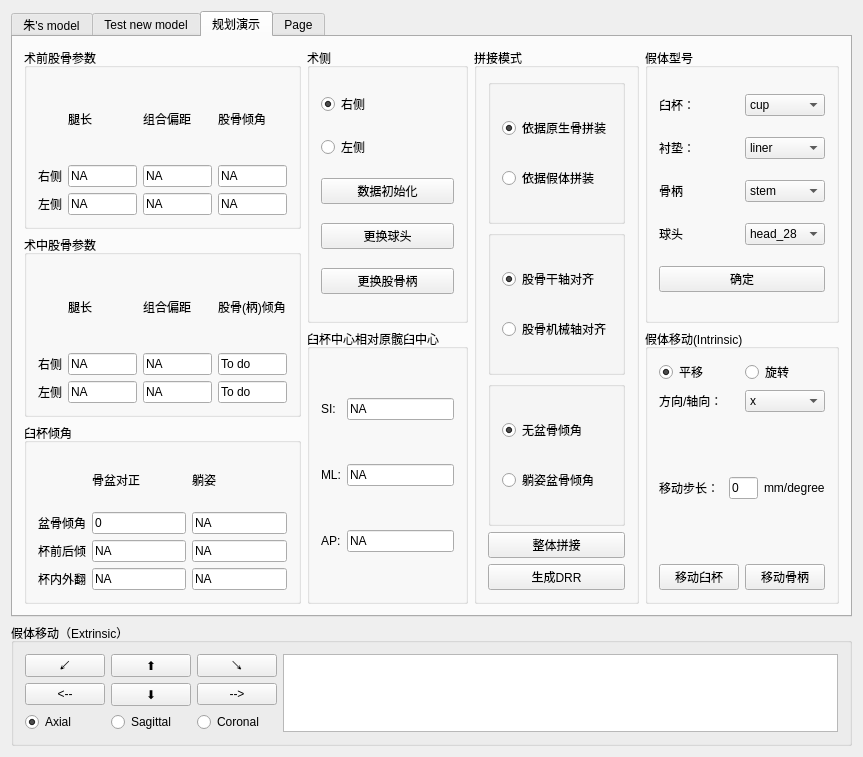
Before: the Qt Designer form Plugins/org.mitk.lancet.hipplanning/src/internal/THAPlanningControls.ui in zhaomengxiao/LancetMITK-Adition, drawn with Qt 5.
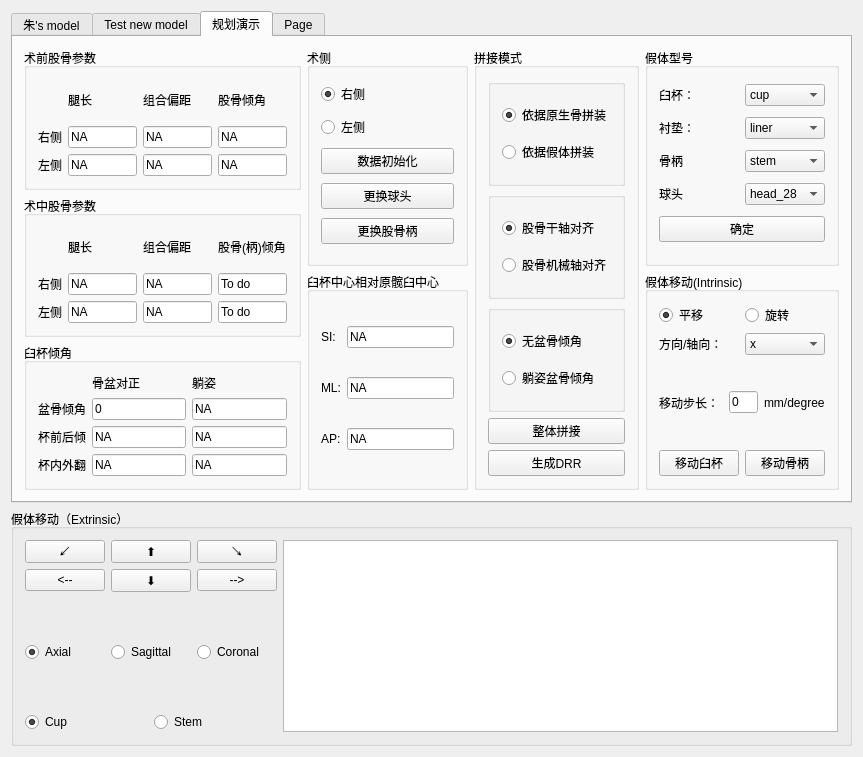
After: the same form once the commit is applied.

What changed in the file:
```diff
--- a/Plugins/org.mitk.lancet.hipplanning/src/internal/THAPlanningControls.ui
+++ b/Plugins/org.mitk.lancet.hipplanning/src/internal/THAPlanningControls.ui
@@ -1483,33 +1483,8 @@
       <string>假体移动（Extrinsic）</string>
      </property>
      <layout class="QGridLayout" name="gridLayout_18">
-      <item row="1" column="0">
-       <layout class="QHBoxLayout" name="horizontalLayout_4">
-        <item>
-         <widget class="QRadioButton" name="radioButton_axial">
-          <property name="text">
-           <string>Axial</string>
-          </property>
-          <property name="checked">
-           <bool>true</bool>
-          </property>
-         </widget>
-        </item>
-        <item>
-         <widget class="QRadioButton" name="radioButton_sagittal">
-          <property name="text">
-           <string>Sagittal</string>
-          </property>
-         </widget>
-        </item>
-        <item>
-         <widget class="QRadioButton" name="radioButton_coronal">
-          <property name="text">
-           <string>Coronal</string>
-          </property>
-         </widget>
-        </item>
-       </layout>
+      <item row="0" column="1" rowspan="4">
+       <widget class="QTextBrowser" name="textBrowser"/>
       </item>
       <item row="0" column="0">
        <layout class="QGridLayout" name="gridLayout">
@@ -1557,8 +1532,60 @@
         </item>
        </layout>
       </item>
-      <item row="0" column="1" rowspan="2">
-       <widget class="QTextBrowser" name="textBrowser"/>
+      <item row="3" column="0">
+       <layout class="QHBoxLayout" name="horizontalLayout_21">
+        <item>
+         <widget class="QRadioButton" name="radioButton_Cup">
+          <property name="text">
+           <string>Cup</string>
+          </property>
+          <property name="checked">
+           <bool>true</bool>
+          </property>
+          <property name="autoExclusive">
+           <bool>false</bool>
+          </property>
+         </widget>
+        </item>
+        <item>
+         <widget class="QRadioButton" name="radioButton_Stem">
+          <property name="text">
+           <string>Stem</string>
+          </property>
+          <property name="autoExclusive">
+           <bool>false</bool>
+          </property>
+         </widget>
+        </item>
+       </layout>
+      </item>
+      <item row="1" column="0" rowspan="2">
+       <layout class="QHBoxLayout" name="horizontalLayout_4">
+        <item>
+         <widget class="QRadioButton" name="radioButton_axial">
+          <property name="text">
+           <string>Axial</string>
+          </property>
+          <property name="checked">
+           <bool>true</bool>
+          </property>
+         </widget>
+        </item>
+        <item>
+         <widget class="QRadioButton" name="radioButton_sagittal">
+          <property name="text">
+           <string>Sagittal</string>
+          </property>
+         </widget>
+        </item>
+        <item>
+         <widget class="QRadioButton" name="radioButton_coronal">
+          <property name="text">
+           <string>Coronal</string>
+          </property>
+         </widget>
+        </item>
+       </layout>
       </item>
      </layout>
     </widget>
```
